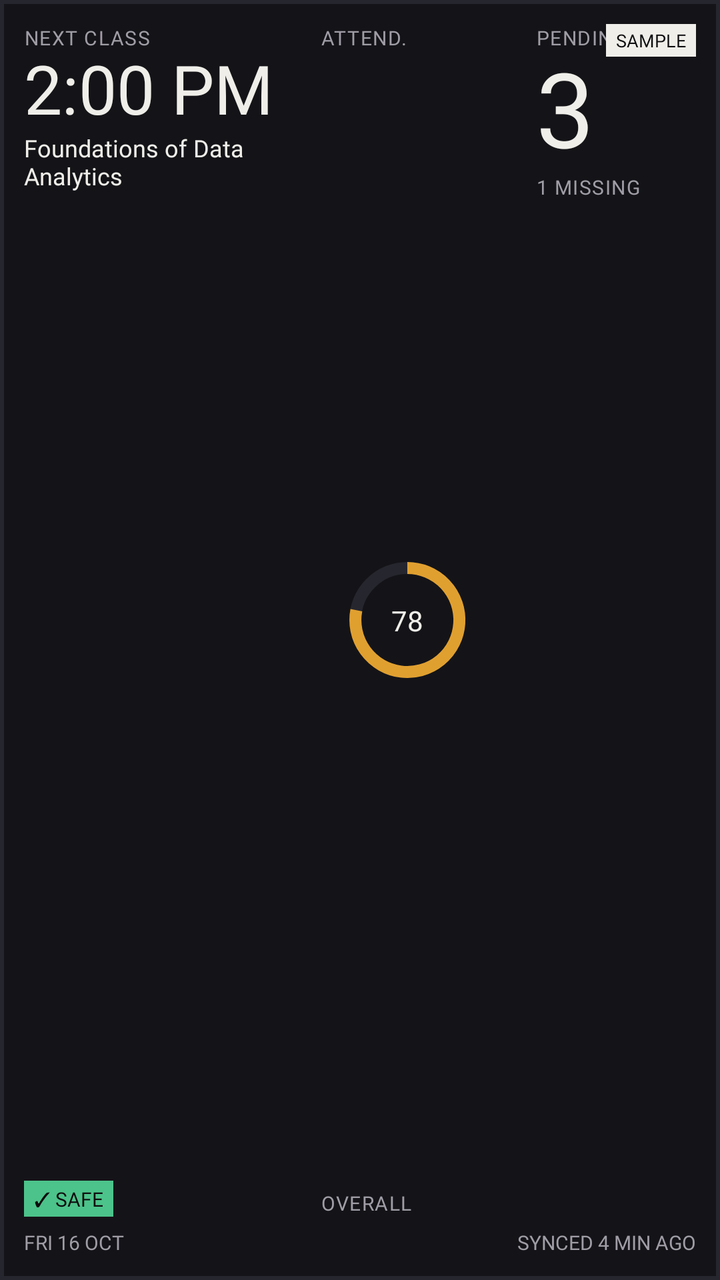
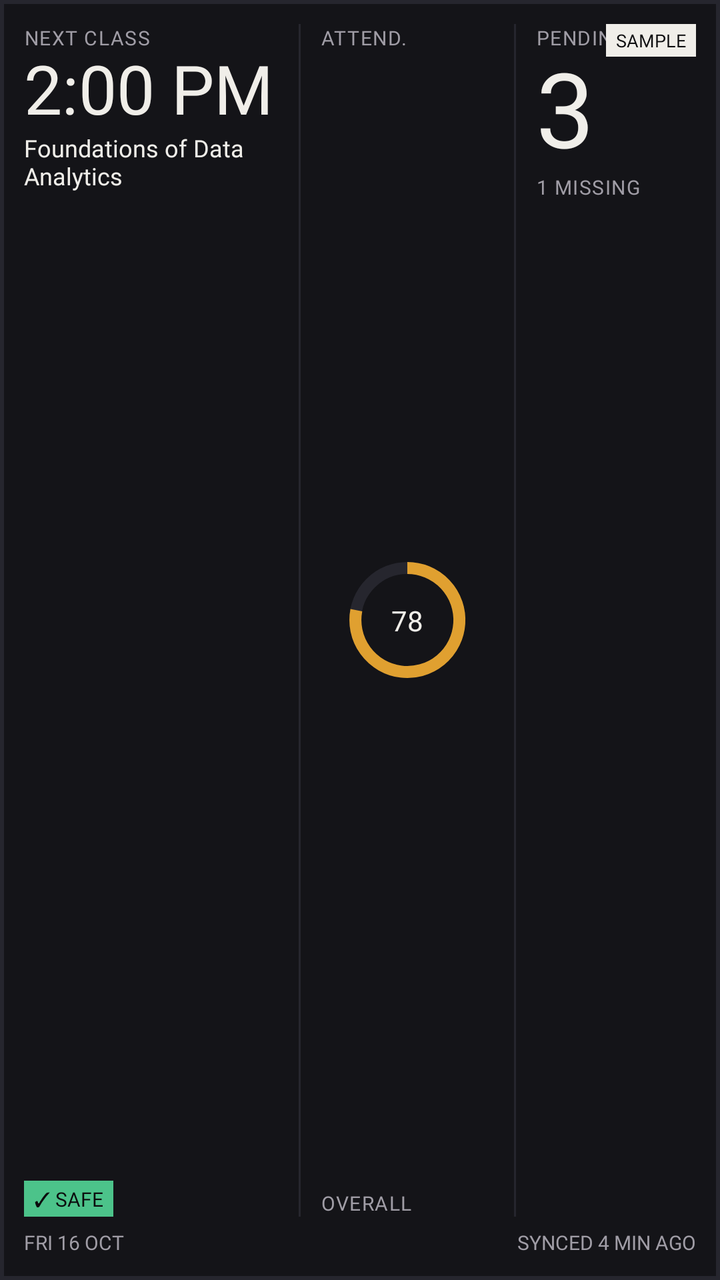

Before-and-after screenshots of an Android layout around one commit, followed by the original layout XML and the change that was made.
<!-- AndroidManifest.xml: application theme Theme.JiitKiosk -->
<!-- res/layout/widget_today.xml -->
<?xml version="1.0" encoding="utf-8"?>
<FrameLayout xmlns:android="http://schemas.android.com/apk/res/android"
    android:id="@+id/widget_root"
    android:layout_width="match_parent"
    android:layout_height="match_parent"
    android:background="@drawable/widget_card"
    android:padding="12dp">

    <LinearLayout
        android:layout_width="match_parent"
        android:layout_height="match_parent"
        android:orientation="vertical">

        <TextView
            android:id="@+id/today_strip"
            android:layout_width="match_parent"
            android:layout_height="wrap_content"
            android:layout_marginBottom="6dp"
            android:background="#C23B4E"
            android:fontFamily="@font/ibm_plex_mono_medium"
            android:gravity="center_vertical"
            android:maxLines="1"
            android:paddingStart="4dp"
            android:paddingTop="2dp"
            android:paddingEnd="4dp"
            android:paddingBottom="2dp"
            android:text="SESSION EXPIRED · TAP TO RECONNECT"
            android:textColor="#F0EEE9"
            android:textSize="10sp"
            android:visibility="gone" />

        <LinearLayout
            android:id="@+id/today_cols"
            android:layout_width="match_parent"
            android:layout_height="0dp"
            android:layout_weight="1"
            android:baselineAligned="false"
            android:orientation="horizontal">

            <LinearLayout
                android:id="@+id/today_next"
                android:layout_width="0dp"
                android:layout_height="match_parent"
                android:layout_weight="112"
                android:orientation="vertical">

                <TextView
                    android:layout_width="wrap_content"
                    android:layout_height="wrap_content"
                    android:fontFamily="@font/ibm_plex_mono_medium"
                    android:letterSpacing="0.05"
                    android:text="@string/w_next"
                    android:textColor="#A09DA6"
                    android:textSize="10sp" />

                <TextView
                    android:id="@+id/today_next_time"
                    android:layout_width="match_parent"
                    android:layout_height="wrap_content"
                    android:fontFamily="@font/barlow_condensed_semibold"
                    android:includeFontPadding="false"
                    android:text="2:00 PM"
                    android:textColor="#F0EEE9"
                    android:textSize="34sp" />

                <TextView
                    android:id="@+id/today_next_subject"
                    android:layout_width="match_parent"
                    android:layout_height="0dp"
                    android:layout_weight="1"
                    android:ellipsize="end"
                    android:fontFamily="@font/ibm_plex_sans_medium"
                    android:maxLines="2"
                    android:text="Foundations of Data Analytics"
                    android:textColor="#F0EEE9"
                    android:textSize="12sp" />

                <TextView
                    android:id="@+id/today_next_chip"
                    android:layout_width="wrap_content"
                    android:layout_height="wrap_content"
                    android:background="#4CC38A"
                    android:fontFamily="@font/ibm_plex_mono_medium"
                    android:paddingStart="5dp"
                    android:paddingTop="2dp"
                    android:paddingEnd="5dp"
                    android:paddingBottom="2dp"
                    android:text="✓ SAFE"
                    android:textColor="#0B0B0D"
                    android:textSize="10sp" />
            </LinearLayout>

            <LinearLayout
                android:id="@+id/today_att"
                android:layout_width="0dp"
                android:layout_height="match_parent"
                android:layout_marginStart="21dp"
                android:layout_weight="76"
                android:orientation="vertical">

                <TextView
                    android:layout_width="wrap_content"
                    android:layout_height="wrap_content"
                    android:fontFamily="@font/ibm_plex_mono_medium"
                    android:letterSpacing="0.05"
                    android:text="@string/w_attend_short"
                    android:textColor="#A09DA6"
                    android:textSize="10sp" />

                <FrameLayout
                    android:layout_width="match_parent"
                    android:layout_height="0dp"
                    android:layout_weight="1">

                    <ImageView
                        android:id="@+id/today_ring"
                        android:layout_width="64dp"
                        android:layout_height="64dp"
                        android:layout_gravity="center"
                        android:scaleType="fitXY"
                        android:src="@drawable/widget_ring_sample" />

                    <TextView
                        android:id="@+id/today_percent"
                        android:layout_width="wrap_content"
                        android:layout_height="wrap_content"
                        android:layout_gravity="center"
                        android:fontFamily="@font/ibm_plex_mono_regular"
                        android:text="78"
                        android:textColor="#F0EEE9"
                        android:textSize="14sp" />
                </FrameLayout>

                <TextView
                    android:layout_width="wrap_content"
                    android:layout_height="wrap_content"
                    android:fontFamily="@font/ibm_plex_mono_medium"
                    android:letterSpacing="0.05"
                    android:text="@string/w_overall"
                    android:textColor="#A09DA6"
                    android:textSize="10sp" />
            </LinearLayout>

            <LinearLayout
                android:id="@+id/today_pend"
                android:layout_width="0dp"
                android:layout_height="match_parent"
                android:layout_marginStart="21dp"
                android:layout_weight="70"
                android:orientation="vertical">

                <TextView
                    android:layout_width="wrap_content"
                    android:layout_height="wrap_content"
                    android:fontFamily="@font/ibm_plex_mono_medium"
                    android:letterSpacing="0.05"
                    android:text="@string/w_pending"
                    android:textColor="#A09DA6"
                    android:textSize="10sp" />

                <TextView
                    android:id="@+id/today_pend_count"
                    android:layout_width="wrap_content"
                    android:layout_height="wrap_content"
                    android:fontFamily="@font/barlow_condensed_semibold"
                    android:includeFontPadding="false"
                    android:text="3"
                    android:textColor="#F0EEE9"
                    android:textSize="52sp" />

                <TextView
                    android:id="@+id/today_pend_missing"
                    android:layout_width="wrap_content"
                    android:layout_height="wrap_content"
                    android:fontFamily="@font/ibm_plex_mono_medium"
                    android:letterSpacing="0.05"
                    android:text="1 MISSING"
                    android:textColor="#A09DA6"
                    android:textSize="10sp" />
            </LinearLayout>
        </LinearLayout>

        <LinearLayout
            android:id="@+id/today_skeleton"
            android:layout_width="match_parent"
            android:layout_height="0dp"
            android:layout_weight="1"
            android:baselineAligned="false"
            android:orientation="horizontal"
            android:visibility="gone">

            <LinearLayout
                android:layout_width="0dp"
                android:layout_height="match_parent"
                android:layout_weight="112"
                android:orientation="vertical">

                <View
                    android:layout_width="62dp"
                    android:layout_height="12dp"
                    android:background="@drawable/widget_skeleton_block" />

                <View
                    android:layout_width="102dp"
                    android:layout_height="36dp"
                    android:layout_marginTop="14dp"
                    android:background="@drawable/widget_skeleton_block" />

                <View
                    android:layout_width="106dp"
                    android:layout_height="28dp"
                    android:layout_marginTop="10dp"
                    android:background="@drawable/widget_skeleton_block" />

                <View
                    android:layout_width="52dp"
                    android:layout_height="18dp"
                    android:layout_marginTop="12dp"
                    android:background="@drawable/widget_skeleton_block" />
            </LinearLayout>

            <View
                android:layout_width="1dp"
                android:layout_height="match_parent"
                android:layout_marginStart="21dp"
                android:background="#26262E" />

            <LinearLayout
                android:layout_width="0dp"
                android:layout_height="match_parent"
                android:layout_marginStart="21dp"
                android:layout_weight="76"
                android:orientation="vertical">

                <View
                    android:layout_width="42dp"
                    android:layout_height="12dp"
                    android:background="@drawable/widget_skeleton_block" />

                <View
                    android:layout_width="58dp"
                    android:layout_height="58dp"
                    android:layout_marginTop="24dp"
                    android:background="@drawable/widget_skeleton_block" />
            </LinearLayout>

            <View
                android:layout_width="1dp"
                android:layout_height="match_parent"
                android:layout_marginStart="21dp"
                android:background="#26262E" />

            <LinearLayout
                android:layout_width="0dp"
                android:layout_height="match_parent"
                android:layout_marginStart="21dp"
                android:layout_weight="70"
                android:orientation="vertical">

                <View
                    android:layout_width="42dp"
                    android:layout_height="12dp"
                    android:background="@drawable/widget_skeleton_block" />

                <View
                    android:layout_width="42dp"
                    android:layout_height="46dp"
                    android:layout_marginTop="24dp"
                    android:background="@drawable/widget_skeleton_block" />
            </LinearLayout>
        </LinearLayout>

        <LinearLayout
            android:id="@+id/today_state"
            android:layout_width="match_parent"
            android:layout_height="0dp"
            android:layout_weight="1"
            android:gravity="center_vertical"
            android:orientation="horizontal"
            android:visibility="gone">

            <FrameLayout
                android:layout_width="110dp"
                android:layout_height="110dp">

                <ImageView
                    android:id="@+id/today_state_ghost"
                    android:layout_width="110dp"
                    android:layout_height="110dp"
                    android:layout_gravity="center"
                    android:importantForAccessibility="no"
                    android:scaleType="fitXY"
                    android:src="@drawable/widget_ghost_moon" />

                <ImageView
                    android:id="@+id/today_state_tablet"
                    android:layout_width="56dp"
                    android:layout_height="56dp"
                    android:layout_gravity="center_vertical|start"
                    android:importantForAccessibility="no"
                    android:scaleType="fitXY"
                    android:src="@drawable/widget_ghost_tablet"
                    android:visibility="gone" />
            </FrameLayout>

            <LinearLayout
                android:layout_width="0dp"
                android:layout_height="wrap_content"
                android:layout_marginStart="16dp"
                android:layout_weight="1"
                android:orientation="vertical">

                <TextView
                    android:id="@+id/today_state_title"
                    android:layout_width="wrap_content"
                    android:layout_height="wrap_content"
                    android:fontFamily="@font/barlow_condensed_semibold"
                    android:includeFontPadding="false"
                    android:text="All clear"
                    android:textColor="#F0EEE9"
                    android:textSize="34sp" />

                <TextView
                    android:id="@+id/today_state_sub"
                    android:layout_width="wrap_content"
                    android:layout_height="wrap_content"
                    android:layout_marginTop="6dp"
                    android:fontFamily="@font/ibm_plex_sans_regular"
                    android:text="No more classes today. Nothing due."
                    android:textColor="#A09DA6"
                    android:textSize="13sp" />

                <TextView
                    android:id="@+id/today_state_next"
                    android:layout_width="wrap_content"
                    android:layout_height="wrap_content"
                    android:layout_marginTop="6dp"
                    android:fontFamily="@font/ibm_plex_mono_medium"
                    android:text="NEXT: MON 10:00 AM · SOFTWARE ENGINEERING"
                    android:textColor="#A09DA6"
                    android:textSize="10sp" />

                <TextView
                    android:id="@+id/today_state_chip"
                    android:layout_width="wrap_content"
                    android:layout_height="wrap_content"
                    android:layout_marginTop="8dp"
                    android:background="#F0EEE9"
                    android:fontFamily="@font/ibm_plex_mono_medium"
                    android:paddingStart="5dp"
                    android:paddingTop="2dp"
                    android:paddingEnd="5dp"
                    android:paddingBottom="2dp"
                    android:text="TAP TO CREATE"
                    android:textColor="#0B0B0D"
                    android:textSize="10sp" />
            </LinearLayout>
        </LinearLayout>

        <LinearLayout
            android:layout_width="match_parent"
            android:layout_height="wrap_content"
            android:layout_marginTop="6dp"
            android:orientation="horizontal">

            <TextView
                android:id="@+id/today_footer_left"
                android:layout_width="0dp"
                android:layout_height="wrap_content"
                android:layout_weight="1"
                android:fontFamily="@font/ibm_plex_mono_regular"
                android:text="FRI 16 OCT"
                android:textColor="#A09DA6"
                android:textSize="10sp" />

            <TextView
                android:id="@+id/today_footer_right"
                android:layout_width="wrap_content"
                android:layout_height="wrap_content"
                android:fontFamily="@font/ibm_plex_mono_regular"
                android:text="SYNCED 4 MIN AGO"
                android:textColor="#A09DA6"
                android:textSize="10sp" />
        </LinearLayout>
    </LinearLayout>

    <TextView
        android:id="@+id/widget_sample"
        android:layout_width="wrap_content"
        android:layout_height="wrap_content"
        android:layout_gravity="top|end"
        android:background="#F0EEE9"
        android:fontFamily="@font/ibm_plex_mono_medium"
        android:paddingStart="5dp"
        android:paddingTop="2dp"
        android:paddingEnd="5dp"
        android:paddingBottom="2dp"
        android:text="SAMPLE"
        android:textColor="#0B0B0D"
        android:textSize="9sp" />
</FrameLayout>
<!-- resources referenced by this layout -->
<resources>
  <!-- drawable widget_card (drawable) -->
  <?xml version="1.0" encoding="utf-8"?>
  <shape xmlns:android="http://schemas.android.com/apk/res/android"
      android:shape="rectangle">
      <solid android:color="#141418" />
      <stroke
          android:width="2dp"
          android:color="#26262E" />
  </shape>
  <!-- drawable widget_ghost_moon (drawable) -->
  <?xml version="1.0" encoding="utf-8"?>
  <vector xmlns:android="http://schemas.android.com/apk/res/android"
      android:width="110dp"
      android:height="110dp"
      android:viewportWidth="100"
      android:viewportHeight="100">
      <path
          android:fillAlpha="0.25"
          android:fillColor="#7B5CD6"
          android:pathData="M8,50 a44,44 0 1,0 88,0 a44,44 0 1,0 -88,0 z" />
      <path
          android:fillColor="#F0EEE9"
          android:pathData="M62 8 A42 42 0 1 0 92 62 A34 34 0 1 1 62 8Z" />
      <path
          android:fillColor="#3A3A44"
          android:pathData="M29,48 a5,5 0 1,0 10,0 a5,5 0 1,0 -10,0 z" />
      <path
          android:fillColor="#3A3A44"
          android:pathData="M42.5,72 a3.5,3.5 0 1,0 7,0 a3.5,3.5 0 1,0 -7,0 z" />
      <path
          android:fillColor="#3A3A44"
          android:pathData="M25.5,68 a2.5,2.5 0 1,0 5,0 a2.5,2.5 0 1,0 -5,0 z" />
      <path
          android:fillColor="#00000000"
          android:pathData="M80 14 V26 M74 20 H86"
          android:strokeColor="#F0EEE9"
          android:strokeWidth="2" />
      <path
          android:fillColor="#F0EEE9"
          android:pathData="M84.5,42 a1.5,1.5 0 1,0 3,0 a1.5,1.5 0 1,0 -3,0 z" />
  </vector>
  <!-- drawable widget_ring_sample (drawable) -->
  <?xml version="1.0" encoding="utf-8"?>
  <vector xmlns:android="http://schemas.android.com/apk/res/android"
      android:width="64dp"
      android:height="64dp"
      android:viewportWidth="64"
      android:viewportHeight="64">
      <path
          android:fillColor="#00000000"
          android:pathData="M32,6 a26,26 0 1,0 0,52 a26,26 0 1,0 0,-52"
          android:strokeColor="#26262E"
          android:strokeWidth="6" />
      <path
          android:fillColor="#00000000"
          android:pathData="M32 6 A26 26 0 1 1 6.5 27.1"
          android:strokeColor="#E0A030"
          android:strokeWidth="6" />
  </vector>
  <!-- drawable widget_skeleton_block (drawable) -->
  <?xml version="1.0" encoding="utf-8"?>
  <shape xmlns:android="http://schemas.android.com/apk/res/android"
      android:shape="rectangle">
      <solid android:color="#00000000" />
      <stroke
          android:width="1dp"
          android:color="#26262E" />
  </shape>
  <string name="w_attend_short">ATTEND.</string>
  <string name="w_next">NEXT CLASS</string>
  <string name="w_overall">OVERALL</string>
  <string name="w_pending">PENDING</string>
  <style name="Theme.JiitKiosk" parent="android:Theme.Material.NoActionBar">
          <item name="android:windowBackground">@color/ink</item>
          <item name="android:colorBackground">@color/ink</item>
          <item name="android:windowDrawsSystemBarBackgrounds">true</item>
          <item name="android:statusBarColor">@android:color/transparent</item>
          <item name="android:navigationBarColor">@android:color/transparent</item>
          <item name="android:windowLightStatusBar">false</item>
          <item name="android:windowLightNavigationBar">false</item>
      </style>
  <color name="ink">#0B0B0D</color>
  <!-- unchanged entries left out for length: 1 -->
</resources>

<!-- the commit's change to res/layout/widget_today.xml (unified diff, before → after) -->
@@ -91,10 +91,16 @@
             </LinearLayout>
 
             <LinearLayout
+                android:layout_width="1dp"
+                android:layout_height="match_parent"
+                android:layout_marginStart="10dp"
+                android:background="#26262E" />
+
+            <LinearLayout
                 android:id="@+id/today_att"
                 android:layout_width="0dp"
                 android:layout_height="match_parent"
-                android:layout_marginStart="21dp"
+                android:layout_marginStart="10dp"
                 android:layout_weight="76"
                 android:orientation="vertical">
 
@@ -142,10 +148,16 @@
             </LinearLayout>
 
             <LinearLayout
+                android:layout_width="1dp"
+                android:layout_height="match_parent"
+                android:layout_marginStart="10dp"
+                android:background="#26262E" />
+
+            <LinearLayout
                 android:id="@+id/today_pend"
                 android:layout_width="0dp"
                 android:layout_height="match_parent"
-                android:layout_marginStart="21dp"
+                android:layout_marginStart="10dp"
                 android:layout_weight="70"
                 android:orientation="vertical">
 
@@ -195,74 +207,74 @@
                 android:layout_weight="112"
                 android:orientation="vertical">
 
-                <View
+                <LinearLayout
                     android:layout_width="62dp"
                     android:layout_height="12dp"
                     android:background="@drawable/widget_skeleton_block" />
 
-                <View
+                <LinearLayout
                     android:layout_width="102dp"
                     android:layout_height="36dp"
                     android:layout_marginTop="14dp"
                     android:background="@drawable/widget_skeleton_block" />
 
-                <View
+                <LinearLayout
                     android:layout_width="106dp"
                     android:layout_height="28dp"
                     android:layout_marginTop="10dp"
                     android:background="@drawable/widget_skeleton_block" />
 
-                <View
+                <LinearLayout
                     android:layout_width="52dp"
                     android:layout_height="18dp"
                     android:layout_marginTop="12dp"
                     android:background="@drawable/widget_skeleton_block" />
             </LinearLayout>
 
-            <View
+            <LinearLayout
                 android:layout_width="1dp"
                 android:layout_height="match_parent"
-                android:layout_marginStart="21dp"
+                android:layout_marginStart="10dp"
                 android:background="#26262E" />
 
             <LinearLayout
                 android:layout_width="0dp"
                 android:layout_height="match_parent"
-                android:layout_marginStart="21dp"
+                android:layout_marginStart="10dp"
                 android:layout_weight="76"
                 android:orientation="vertical">
 
-                <View
+                <LinearLayout
                     android:layout_width="42dp"
                     android:layout_height="12dp"
                     android:background="@drawable/widget_skeleton_block" />
 
-                <View
+                <LinearLayout
                     android:layout_width="58dp"
                     android:layout_height="58dp"
                     android:layout_marginTop="24dp"
                     android:background="@drawable/widget_skeleton_block" />
             </LinearLayout>
 
-            <View
+            <LinearLayout
                 android:layout_width="1dp"
                 android:layout_height="match_parent"
-                android:layout_marginStart="21dp"
+                android:layout_marginStart="10dp"
                 android:background="#26262E" />
 
             <LinearLayout
                 android:layout_width="0dp"
                 android:layout_height="match_parent"
-                android:layout_marginStart="21dp"
+                android:layout_marginStart="10dp"
                 android:layout_weight="70"
                 android:orientation="vertical">
 
-                <View
+                <LinearLayout
                     android:layout_width="42dp"
                     android:layout_height="12dp"
                     android:background="@drawable/widget_skeleton_block" />
 
-                <View
+                <LinearLayout
                     android:layout_width="42dp"
                     android:layout_height="46dp"
                     android:layout_marginTop="24dp"
@@ -270,44 +282,75 @@
             </LinearLayout>
         </LinearLayout>
 
-        <LinearLayout
+        <FrameLayout
             android:id="@+id/today_state"
             android:layout_width="match_parent"
             android:layout_height="0dp"
             android:layout_weight="1"
-            android:gravity="center_vertical"
-            android:orientation="horizontal"
             android:visibility="gone">
 
-            <FrameLayout
+            <LinearLayout
+                android:layout_width="match_parent"
+                android:layout_height="match_parent"
+                android:baselineAligned="false"
+                android:orientation="horizontal">
+
+                <LinearLayout
+                    android:layout_width="0dp"
+                    android:layout_height="1dp"
+                    android:layout_weight="112" />
+
+                <LinearLayout
+                    android:layout_width="1dp"
+                    android:layout_height="match_parent"
+                    android:layout_marginStart="10dp"
+                    android:background="#26262E" />
+
+                <LinearLayout
+                    android:layout_width="0dp"
+                    android:layout_height="1dp"
+                    android:layout_marginStart="10dp"
+                    android:layout_weight="76" />
+
+                <LinearLayout
+                    android:layout_width="1dp"
+                    android:layout_height="match_parent"
+                    android:layout_marginStart="10dp"
+                    android:background="#26262E" />
+
+                <LinearLayout
+                    android:layout_width="0dp"
+                    android:layout_height="1dp"
+                    android:layout_marginStart="10dp"
+                    android:layout_weight="70" />
+            </LinearLayout>
+
+            <ImageView
+                android:id="@+id/today_state_ghost"
                 android:layout_width="110dp"
-                android:layout_height="110dp">
-
-                <ImageView
-                    android:id="@+id/today_state_ghost"
-                    android:layout_width="110dp"
-                    android:layout_height="110dp"
-                    android:layout_gravity="center"
-                    android:importantForAccessibility="no"
-                    android:scaleType="fitXY"
-                    android:src="@drawable/widget_ghost_moon" />
-
-                <ImageView
-                    android:id="@+id/today_state_tablet"
-                    android:layout_width="56dp"
-                    android:layout_height="56dp"
-                    android:layout_gravity="center_vertical|start"
-                    android:importantForAccessibility="no"
-                    android:scaleType="fitXY"
-                    android:src="@drawable/widget_ghost_tablet"
-                    android:visibility="gone" />
-            </FrameLayout>
-
-            <LinearLayout
-                android:layout_width="0dp"
-                android:layout_height="wrap_content"
-                android:layout_marginStart="16dp"
-                android:layout_weight="1"
+                android:layout_height="110dp"
+                android:layout_gravity="top|end"
+                android:layout_marginTop="-6dp"
+                android:layout_marginEnd="-4dp"
+                android:importantForAccessibility="no"
+                android:scaleType="fitXY"
+                android:src="@drawable/widget_ghost_moon" />
+
+            <ImageView
+                android:id="@+id/today_state_tablet"
+                android:layout_width="56dp"
+                android:layout_height="56dp"
+                android:layout_gravity="top|start"
+                android:layout_marginStart="8dp"
+                android:importantForAccessibility="no"
+                android:scaleType="fitXY"
+                android:src="@drawable/widget_ghost_tablet"
+                android:visibility="gone" />
+
+            <LinearLayout
+                android:id="@+id/today_state_body"
+                android:layout_width="match_parent"
+                android:layout_height="match_parent"
                 android:orientation="vertical">
 
                 <TextView
@@ -329,16 +372,6 @@
                     android:text="No more classes today. Nothing due."
                     android:textColor="#A09DA6"
                     android:textSize="13sp" />
-
-                <TextView
-                    android:id="@+id/today_state_next"
-                    android:layout_width="wrap_content"
-                    android:layout_height="wrap_content"
-                    android:layout_marginTop="6dp"
-                    android:fontFamily="@font/ibm_plex_mono_medium"
-                    android:text="NEXT: MON 10:00 AM · SOFTWARE ENGINEERING"
-                    android:textColor="#A09DA6"
-                    android:textSize="10sp" />
 
                 <TextView
                     android:id="@+id/today_state_chip"
@@ -355,7 +388,17 @@
                     android:textColor="#0B0B0D"
                     android:textSize="10sp" />
             </LinearLayout>
-        </LinearLayout>
+
+            <TextView
+                android:id="@+id/today_state_next"
+                android:layout_width="match_parent"
+                android:layout_height="wrap_content"
+                android:layout_gravity="bottom|start"
+                android:fontFamily="@font/ibm_plex_mono_medium"
+                android:text="NEXT: MON 10:00 AM · SOFTWARE ENGINEERING"
+                android:textColor="#A09DA6"
+                android:textSize="10sp" />
+        </FrameLayout>
 
         <LinearLayout
             android:layout_width="match_parent"
